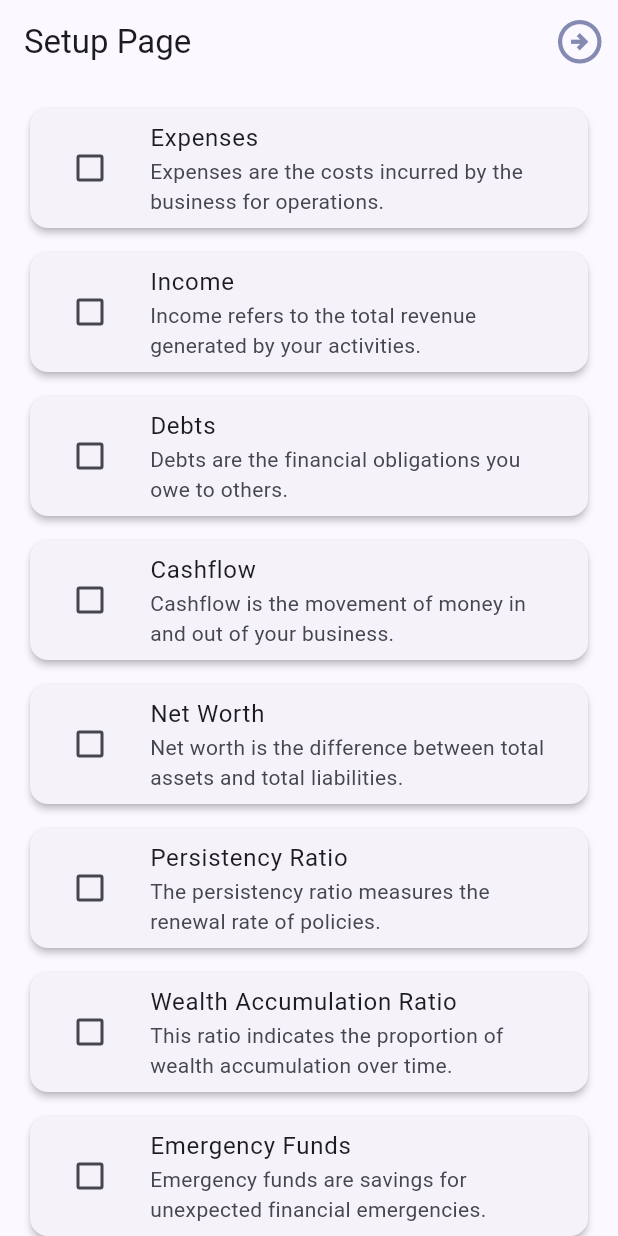
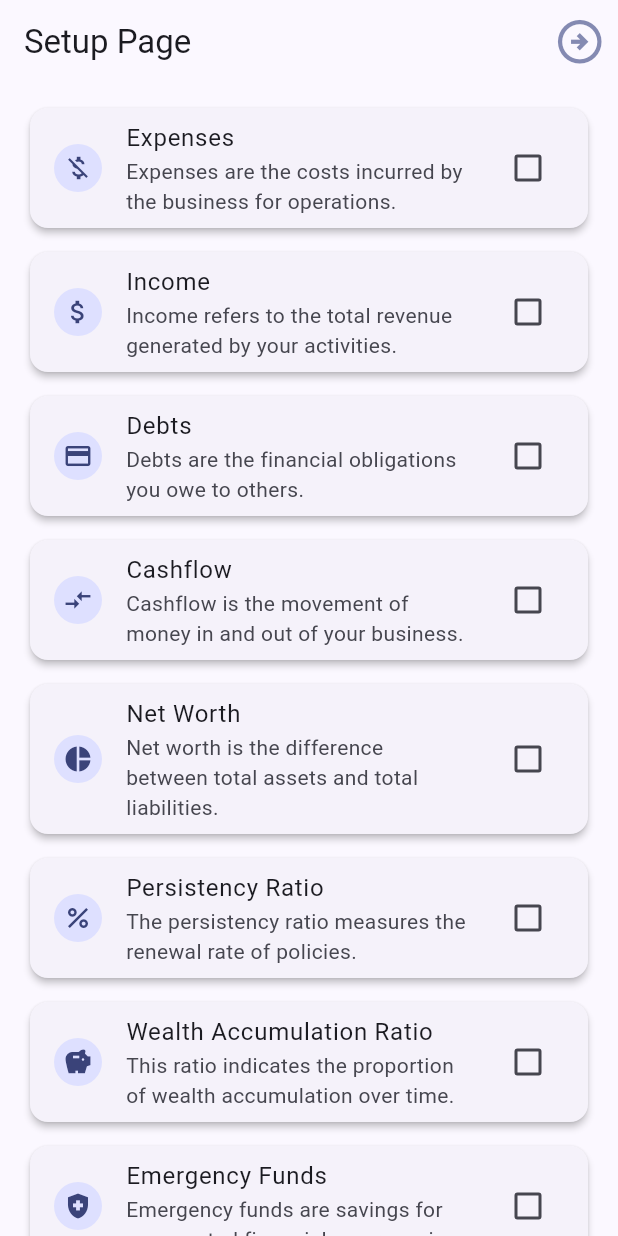
Before and after one commit to ctkqiang/PayNetHackathon, a Flutter app: the screen it shows after launch, on a phone screen of 412 x 824 dp. Run offline on Flutter 3.47's test engine with Material 3 defaults, Android fonts, the phone set to English and light mode, and no system bars; our stand-ins replace logger, sqflite; accounts and stored records are empty.

Commit message:
#24 added icons for each checkbox, otherwise it is going to looks like a notebook and boring @ctkqiang

```diff
--- a/PayNetHackathonFrontend/pfm_paynet/lib/views/setup_page.dart
+++ b/PayNetHackathonFrontend/pfm_paynet/lib/views/setup_page.dart
@@ -32,7 +32,20 @@ class _SetupPageState extends State<SetupPage>
         'Investments are assets bought with the expectation of earning a return.'
   };
 
-  // List to store whether each option is selected or not
+  // Map of options to their icons
+  final Map<String, IconData> optionIcons = {
+    'Expenses': Icons.money_off,
+    'Income': Icons.attach_money,
+    'Debts': Icons.credit_card,
+    'Cashflow': Icons.compare_arrows,
+    'Net Worth': Icons.pie_chart,
+    'Persistency Ratio': Icons.percent,
+    'Wealth Accumulation Ratio': Icons.savings,
+    'Emergency Funds': Icons.health_and_safety,
+    'Insurances': Icons.security,
+    'Investments': Icons.trending_up,
+  };
+
   List<bool> _selectedOptions = [];
   AnimationController? _animationController;
   List<Animation<double>> _fadeAnimations = [];
@@ -147,10 +160,13 @@ class _SetupPageState extends State<SetupPage>
                       child: Card(
                         elevation: 2,
                         child: ListTile(
-                          leading: Checkbox(
-                            value: _selectedOptions[index],
-                            onChanged: (bool? value) => setState(
-                                () => _selectedOptions[index] = value ?? false),
+                          leading: CircleAvatar(
+                            radius: 16,
+                            child: Icon(
+                              optionIcons[
+                                  optionKey], // Display the corresponding icon
+                              size: 20,
+                            ),
                           ),
                           title: Text(
                             optionKey,
@@ -158,6 +174,11 @@ class _SetupPageState extends State<SetupPage>
                           ),
                           subtitle:
                               Text(explanation), // Display the explanation
+                          trailing: Checkbox(
+                            value: _selectedOptions[index],
+                            onChanged: (bool? value) => setState(
+                                () => _selectedOptions[index] = value ?? false),
+                          ),
                           contentPadding:
                               const EdgeInsets.symmetric(horizontal: 16),
                         ),
```
